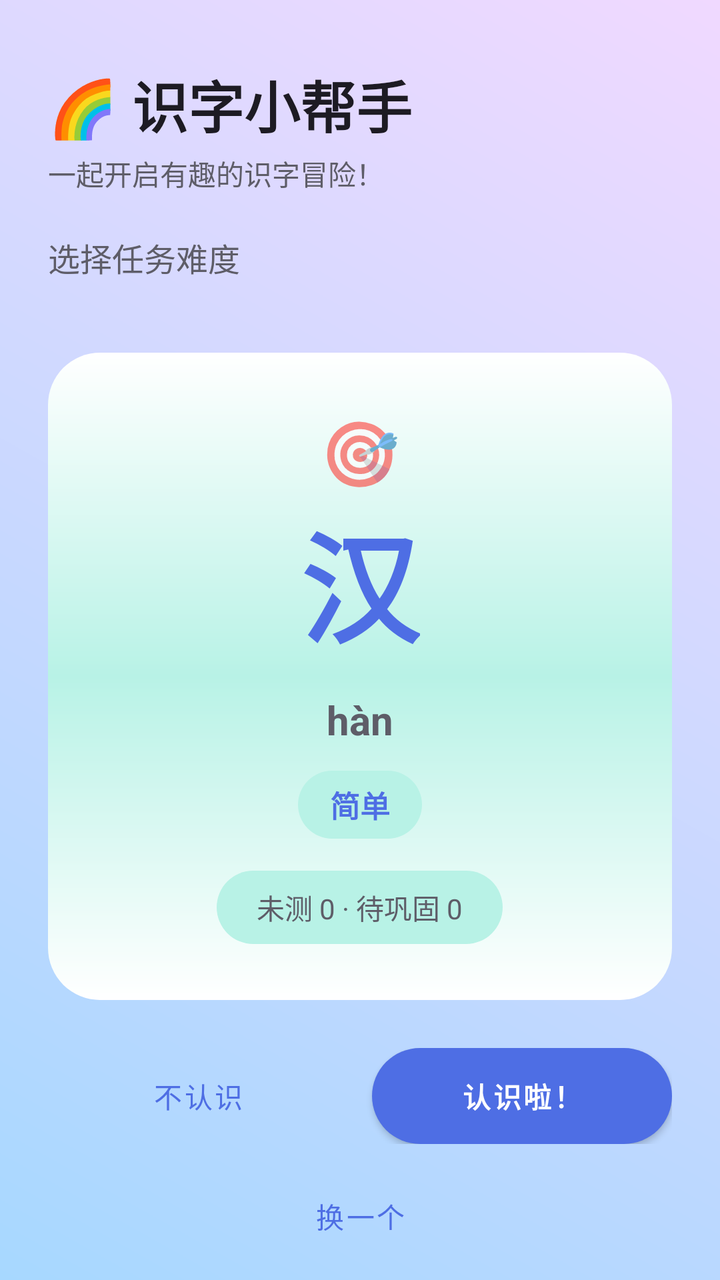
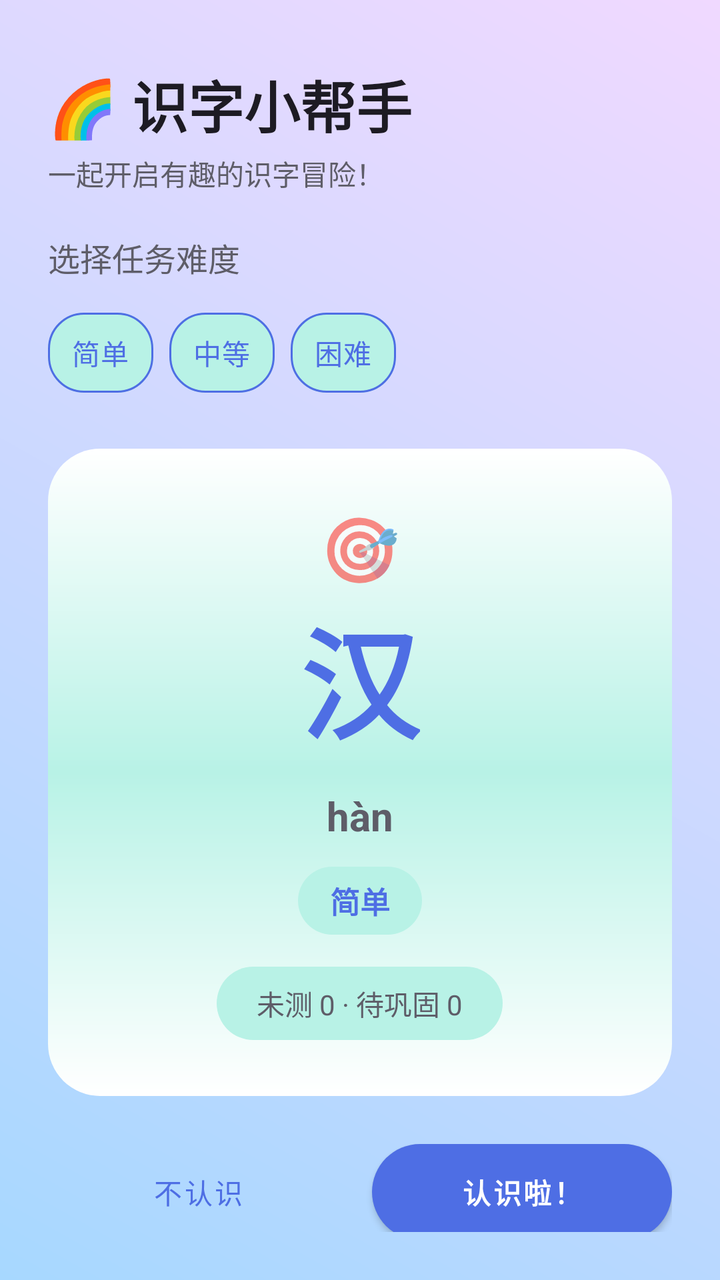

Two renders of the same Android screen: before a commit and after it. Below are the layout's source before the change and the commit's diff.
<!-- AndroidManifest.xml: application theme Theme.StudyWord -->
<!-- res/layout/activity_main.xml -->
<?xml version="1.0" encoding="utf-8"?>
<androidx.constraintlayout.widget.ConstraintLayout xmlns:android="http://schemas.android.com/apk/res/android"
    xmlns:app="http://schemas.android.com/apk/res-auto"
    xmlns:tools="http://schemas.android.com/tools"
    android:layout_width="match_parent"
    android:layout_height="match_parent"
    android:background="@drawable/bg_main_gradient"
    android:paddingStart="24dp"
    android:paddingTop="32dp"
    android:paddingEnd="24dp"
    android:paddingBottom="24dp"
    tools:context=".ui.MainActivity">

    <TextView
        android:id="@+id/titleText"
        android:layout_width="wrap_content"
        android:layout_height="wrap_content"
        android:text="🌈 识字小帮手"
        android:textColor="@color/black"
        android:textSize="28sp"
        android:textStyle="bold"
        app:layout_constraintStart_toStartOf="parent"
        app:layout_constraintTop_toTopOf="parent" />

    <TextView
        android:id="@+id/subtitle"
        android:layout_width="wrap_content"
        android:layout_height="wrap_content"
        android:layout_marginTop="4dp"
        android:text="一起开启有趣的识字冒险！"
        android:textColor="@color/gray_dark"
        android:textSize="14sp"
        app:layout_constraintStart_toStartOf="parent"
        app:layout_constraintTop_toBottomOf="@id/titleText" />

    <TextView
        android:id="@+id/difficultyLabel"
        android:layout_width="wrap_content"
        android:layout_height="wrap_content"
        android:layout_marginTop="20dp"
        android:text="选择任务难度"
        android:textColor="@color/gray_dark"
        android:textSize="16sp"
        app:layout_constraintStart_toStartOf="parent"
        app:layout_constraintTop_toBottomOf="@id/subtitle" />

    <com.google.android.material.chip.ChipGroup
        android:id="@+id/difficultyChipGroup"
        android:layout_width="wrap_content"
        android:layout_height="wrap_content"
        android:layout_marginTop="12dp"
        app:layout_constraintStart_toStartOf="parent"
        app:layout_constraintTop_toBottomOf="@id/difficultyLabel"
        app:selectionRequired="true"
        app:singleLine="false"
        app:singleSelection="true">

        <com.google.android.material.chip.Chip
            android:id="@+id/chipEasy"
            style="@style/Widget.StudyWord.DifficultyChip"
            android:text="简单" />

        <com.google.android.material.chip.Chip
            android:id="@+id/chipMedium"
            style="@style/Widget.StudyWord.DifficultyChip"
            android:text="中等" />

        <com.google.android.material.chip.Chip
            android:id="@+id/chipHard"
            style="@style/Widget.StudyWord.DifficultyChip"
            android:text="困难" />
    </com.google.android.material.chip.ChipGroup>

    <com.google.android.material.card.MaterialCardView
        android:id="@+id/currentCharacterCard"
        android:layout_width="0dp"
        android:layout_height="wrap_content"
        android:layout_marginTop="24dp"
        android:foregroundGravity="center"
        app:cardBackgroundColor="@android:color/transparent"
        app:cardCornerRadius="26dp"
        app:cardElevation="0dp"
        app:layout_constraintEnd_toEndOf="parent"
        app:layout_constraintStart_toStartOf="parent"
        app:layout_constraintTop_toBottomOf="@id/difficultyChipGroup">

        <LinearLayout
            android:layout_width="match_parent"
            android:layout_height="wrap_content"
            android:gravity="center_horizontal"
            android:orientation="vertical"
            android:padding="28dp"
            android:background="@drawable/bg_card_playful">

            <TextView
                android:id="@+id/cardEmoji"
                android:layout_width="wrap_content"
                android:layout_height="wrap_content"
                android:text="🎯"
                android:textSize="32sp" />

            <TextView
                android:id="@+id/currentCharacter"
                android:layout_width="wrap_content"
                android:layout_height="wrap_content"
                android:text="汉"
                android:textColor="@color/deep_blue"
                android:textSize="60sp"
                android:textStyle="bold" />

            <TextView
                android:id="@+id/currentPinyin"
                android:layout_width="wrap_content"
                android:layout_height="wrap_content"
                android:layout_marginTop="12dp"
                android:text="hàn"
                android:textColor="@color/gray_dark"
                android:textSize="20sp"
                android:textStyle="bold" />

            <TextView
                android:id="@+id/currentDifficulty"
                android:layout_width="wrap_content"
                android:layout_height="wrap_content"
                android:layout_marginTop="12dp"
                android:background="@drawable/difficulty_chip_background"
                android:paddingStart="16dp"
                android:paddingTop="6dp"
                android:paddingEnd="16dp"
                android:paddingBottom="6dp"
                android:text="简单"
                android:textColor="@color/deep_blue"
                android:textSize="15sp"
                android:textStyle="bold" />

            <TextView
                android:id="@+id/remainingHint"
                android:layout_width="wrap_content"
                android:layout_height="wrap_content"
                android:layout_marginTop="16dp"
                android:background="@drawable/difficulty_chip_background"
                android:paddingStart="20dp"
                android:paddingTop="8dp"
                android:paddingEnd="20dp"
                android:paddingBottom="8dp"
                android:text="未测 0 · 待巩固 0"
                android:textColor="@color/gray_dark"
                android:textSize="14sp" />
        </LinearLayout>
    </com.google.android.material.card.MaterialCardView>

    <LinearLayout
        android:id="@+id/actionRow"
        android:layout_width="0dp"
        android:layout_height="wrap_content"
        android:layout_marginTop="24dp"
        android:gravity="center"
        android:orientation="horizontal"
        app:layout_constraintEnd_toEndOf="parent"
        app:layout_constraintStart_toStartOf="parent"
        app:layout_constraintTop_toBottomOf="@id/currentCharacterCard">

        <com.google.android.material.button.MaterialButton
            android:id="@+id/unknownButton"
            style="@style/Widget.StudyWord.SecondaryButton"
            android:layout_width="0dp"
            android:layout_height="wrap_content"
            android:layout_marginEnd="12dp"
            android:layout_weight="1"
            android:text="不认识" />

        <com.google.android.material.button.MaterialButton
            android:id="@+id/knowButton"
            style="@style/Widget.StudyWord.PrimaryButton"
            android:layout_width="0dp"
            android:layout_height="wrap_content"
            android:layout_weight="1"
            android:text="认识啦！" />
    </LinearLayout>

    <com.google.android.material.button.MaterialButton
        android:id="@+id/skipButton"
        style="@style/Widget.StudyWord.SecondaryButton"
        android:layout_width="0dp"
        android:layout_height="wrap_content"
        android:layout_marginTop="12dp"
        android:text="换一个"
        app:layout_constraintEnd_toEndOf="parent"
        app:layout_constraintStart_toStartOf="parent"
        app:layout_constraintTop_toBottomOf="@id/actionRow" />

    <com.google.android.material.button.MaterialButton
        android:id="@+id/viewProgressButton"
        style="@style/Widget.StudyWord.SecondaryButton"
        android:layout_width="0dp"
        android:layout_height="wrap_content"
        android:layout_marginTop="12dp"
        android:text="查看学习进度"
        app:layout_constraintEnd_toEndOf="parent"
        app:layout_constraintStart_toStartOf="parent"
        app:layout_constraintTop_toBottomOf="@id/skipButton" />

    <com.google.android.material.button.MaterialButton
        android:id="@+id/resetButton"
        style="@style/Widget.StudyWord.SecondaryButton"
        android:layout_width="0dp"
        android:layout_height="wrap_content"
        android:layout_marginTop="12dp"
        android:text="重置进度"
        app:layout_constraintEnd_toEndOf="parent"
        app:layout_constraintStart_toStartOf="parent"
        app:layout_constraintTop_toBottomOf="@id/viewProgressButton" />

    <com.google.android.material.button.MaterialButton
        android:id="@+id/exportButton"
        style="@style/Widget.StudyWord.SecondaryButton"
        android:layout_width="0dp"
        android:layout_height="wrap_content"
        android:layout_marginTop="12dp"
        android:text="导出识字数据"
        app:layout_constraintBottom_toBottomOf="parent"
        app:layout_constraintEnd_toEndOf="parent"
        app:layout_constraintStart_toStartOf="parent"
        app:layout_constraintTop_toBottomOf="@id/resetButton" />

    <FrameLayout
        android:id="@+id/confettiOverlay"
        android:layout_width="0dp"
        android:layout_height="0dp"
        android:clickable="false"
        android:focusable="false"
        app:layout_constraintBottom_toBottomOf="parent"
        app:layout_constraintEnd_toEndOf="parent"
        app:layout_constraintStart_toStartOf="parent"
        app:layout_constraintTop_toTopOf="parent" />

</androidx.constraintlayout.widget.ConstraintLayout>
<!-- resources referenced by this layout -->
<resources>
  <color name="black">#FF1D1B23</color>
  <color name="deep_blue">#FF4E6EE4</color>
  <color name="gray_dark">#FF5E5D68</color>
  <!-- drawable bg_card_playful (drawable) -->
  <?xml version="1.0" encoding="utf-8"?>
  <shape xmlns:android="http://schemas.android.com/apk/res/android" android:shape="rectangle">
      <corners android:radius="24dp" />
      <gradient
          android:startColor="@color/white"
          android:centerColor="@color/mint"
          android:endColor="@color/white"
          android:angle="90" />
      <padding
          android:left="12dp"
          android:top="12dp"
          android:right="12dp"
          android:bottom="12dp" />
  </shape>
  <!-- drawable bg_main_gradient (drawable) -->
  <?xml version="1.0" encoding="utf-8"?>
  <shape xmlns:android="http://schemas.android.com/apk/res/android" android:shape="rectangle">
      <gradient
          android:startColor="@color/sky_blue"
          android:endColor="@color/lavender"
          android:angle="45" />
  </shape>
  <!-- drawable difficulty_chip_background (drawable) -->
  <?xml version="1.0" encoding="utf-8"?>
  <shape xmlns:android="http://schemas.android.com/apk/res/android"
      android:shape="rectangle">
      <solid android:color="@color/mint" />
      <corners android:radius="999dp" />
  </shape>
  <style name="Widget.StudyWord.DifficultyChip" parent="Widget.MaterialComponents.Chip.Choice">
          <item name="chipCornerRadius">18dp</item>
          <item name="chipMinHeight">40dp</item>
          <item name="chipBackgroundColor">@color/mint</item>
          <item name="chipStrokeColor">@color/deep_blue</item>
          <item name="chipStrokeWidth">1dp</item>
          <item name="android:textColor">@color/deep_blue</item>
          <item name="rippleColor">@color/bubble_pink</item>
          <item name="android:textStyle">bold</item>
      </style>
  <style name="Widget.StudyWord.PrimaryButton" parent="Widget.MaterialComponents.Button">
          <item name="android:background">@drawable/bg_button_primary</item>
          <item name="android:textColor">@color/white</item>
          <item name="android:textStyle">bold</item>
          <item name="android:textAllCaps">false</item>
      </style>
  <style name="Widget.StudyWord.SecondaryButton" parent="Widget.MaterialComponents.Button.OutlinedButton">
          <item name="android:background">@drawable/bg_button_secondary</item>
          <item name="strokeColor">@color/deep_blue</item>
          <item name="android:textColor">@color/deep_blue</item>
          <item name="android:textAllCaps">false</item>
      </style>
  <color name="white">#FFFFFFFF</color>
  <color name="mint">#FFB8F2E6</color>
  <color name="sky_blue">#FFA7D8FF</color>
  <color name="lavender">#FFF0D9FF</color>
  <color name="bubble_pink">#FFFFB3D9</color>
  <!-- drawable bg_button_primary (drawable) -->
  <?xml version="1.0" encoding="utf-8"?>
  <shape xmlns:android="http://schemas.android.com/apk/res/android" android:shape="rectangle">
      <corners android:radius="24dp" />
      <gradient
          android:startColor="@color/deep_blue"
          android:endColor="@color/tangerine"
          android:angle="0" />
      <padding
          android:left="16dp"
          android:top="12dp"
          android:right="16dp"
          android:bottom="12dp" />
  </shape>
  <!-- drawable bg_button_secondary (drawable) -->
  <?xml version="1.0" encoding="utf-8"?>
  <shape xmlns:android="http://schemas.android.com/apk/res/android" android:shape="rectangle">
      <corners android:radius="24dp" />
      <stroke
          android:width="2dp"
          android:color="@color/deep_blue" />
      <solid android:color="#00FFFFFF" />
      <padding
          android:left="16dp"
          android:top="12dp"
          android:right="16dp"
          android:bottom="12dp" />
  </shape>
  <color name="tangerine">#FFFF9B62</color>
  <style name="Theme.StudyWord.Dialog" parent="ThemeOverlay.MaterialComponents.MaterialAlertDialog">
          <item name="colorPrimary">@color/deep_blue</item>
          <item name="colorSecondary">@color/tangerine</item>
      </style>
  <!-- unchanged entries left out for length: 1 -->
</resources>

<!-- the commit's change to res/layout/activity_main.xml (unified diff, before → after) -->
@@ -58,16 +58,22 @@
         <com.google.android.material.chip.Chip
             android:id="@+id/chipEasy"
             style="@style/Widget.StudyWord.DifficultyChip"
+            android:layout_width="wrap_content"
+            android:layout_height="wrap_content"
             android:text="简单" />
 
         <com.google.android.material.chip.Chip
             android:id="@+id/chipMedium"
             style="@style/Widget.StudyWord.DifficultyChip"
+            android:layout_width="wrap_content"
+            android:layout_height="wrap_content"
             android:text="中等" />
 
         <com.google.android.material.chip.Chip
             android:id="@+id/chipHard"
             style="@style/Widget.StudyWord.DifficultyChip"
+            android:layout_width="wrap_content"
+            android:layout_height="wrap_content"
             android:text="困难" />
     </com.google.android.material.chip.ChipGroup>
 
